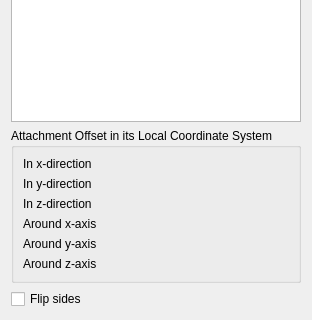
This is src/Mod/Part/AttachmentEditor/TaskAttachmentEditor.ui in southseact-3d/fcd as Qt 5 draws it before an edit; both pictures show x 0 to 312 and y 284 to 604 of the 312 by 604 pixel window. The edited form follows.
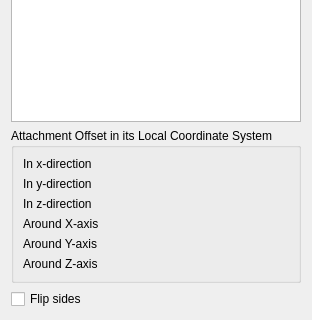
This is the edited form. Custom widgets are drawn as their Qt base class.

Diff of the .ui file:
```diff
--- a/src/Mod/Part/AttachmentEditor/TaskAttachmentEditor.ui
+++ b/src/Mod/Part/AttachmentEditor/TaskAttachmentEditor.ui
@@ -232,7 +232,7 @@
          </sizepolicy>
         </property>
         <property name="text">
-         <string>Around x-axis</string>
+         <string>Around X-axis</string>
         </property>
        </widget>
       </item>
@@ -277,7 +277,7 @@
          </sizepolicy>
         </property>
         <property name="text">
-         <string>Around y-axis</string>
+         <string>Around Y-axis</string>
         </property>
        </widget>
       </item>
@@ -322,7 +322,7 @@
          </sizepolicy>
         </property>
         <property name="text">
-         <string>Around z-axis</string>
+         <string>Around Z-axis</string>
         </property>
        </widget>
       </item>
```
Left out of the diff: 6 changed lines with no effect on the pictures.
